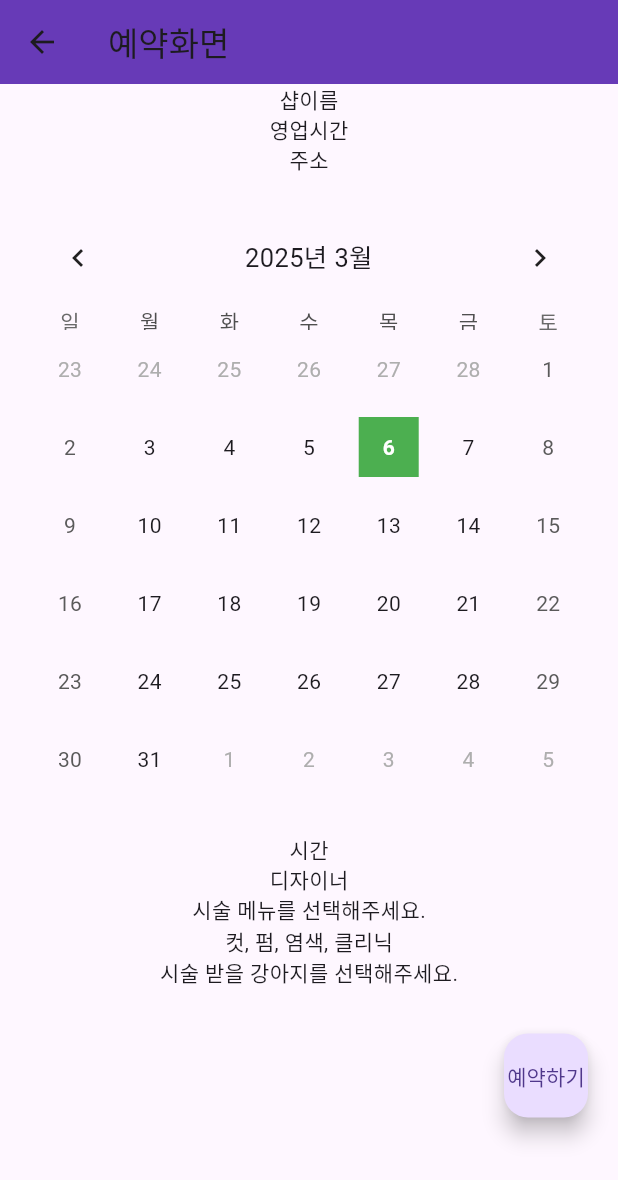
After one commit to APP-iOS7/MeongmeongHairshop, a Flutter app: the ReservationScreen screen opened directly, on a phone screen of 412 x 824 dp. The commit adds this screen. Shown: the top 1180 px of the screen. Run offline on Flutter 3.47's test engine with Material 3 defaults, Android fonts, the phone set to English and light mode, and no system bars; drawn by our look-alikes of table_calendar; our stand-ins replace firebase_core; accounts and stored records are empty.

Commit message:
충돌 해결

```diff
--- a/meongmeong_hairshop/lib/main.dart
+++ b/meongmeong_hairshop/lib/main.dart
@@ -2,8 +2,11 @@ import 'package:flutter/material.dart';
 import 'package:meongmeong_hairshop/providers/user_provider.dart';
 import 'package:provider/provider.dart';
 import 'routes.dart';
+import 'package:intl/date_symbol_data_local.dart';
 
-void main() {
+void main()  async {
+  // 날짜 한글화
+  await initializeDateFormatting();
   runApp(
     MultiProvider(
       providers: [ChangeNotifierProvider(create: (context) => UserProvider())],
--- /dev/null
+++ b/meongmeong_hairshop/lib/views/reservation_screen.dart
@@ -0,0 +1,123 @@
+import 'package:flutter/material.dart';
+import 'package:intl/intl.dart';
+import 'package:table_calendar/table_calendar.dart';
+
+class ReservationScreen extends StatelessWidget {
+  const ReservationScreen({super.key});
+
+  @override
+  Widget build(BuildContext context) {
+    return Scaffold(
+      appBar: AppBar(title: Text('예약화면'), backgroundColor: Colors.deepPurple),
+      body: SingleChildScrollView(
+        child: Center(
+          child: Column(
+            children: [
+              Text('샵이름'),
+              Text('영업시간'),
+              Text('주소'),
+              Padding(
+                padding: const EdgeInsets.all(20.0),
+                child: SizedBox(
+                  width: double.infinity,
+                  height: 400,
+                  child: TableCalendarScreen(),
+                ),
+              ),
+
+              Text('시간'),
+              Text('디자이너'),
+              Text("시술 메뉴를 선택해주세요."),
+              Text('컷, 펌, 염색, 클리닉'),
+              Text('시술 받을 강아지를 선택해주세요.'),
+              SizedBox(height: 30,),
+              Padding(
+                padding: const EdgeInsets.symmetric(horizontal: 20.0),
+                child: Row(
+                  mainAxisAlignment: MainAxisAlignment.end,
+                  children: [
+                    FloatingActionButton(onPressed: () {
+
+                    }, child: Text('예약하기')),
+                  ],
+                ),
+              ),
+            ],
+          ),
+        ),
+      ),
+    );
+  }
+}
+
+class TableCalendarScreen extends StatefulWidget {
+  const TableCalendarScreen({super.key});
+
+  @override
+  State<TableCalendarScreen> createState() => _TableCalendarScreenState();
+}
+
+class _TableCalendarScreenState extends State<TableCalendarScreen> {
+  DateTime _focusedDay = DateTime.now();
+  DateTime? _selectedDay = DateTime.now();
+
+  @override
+  Widget build(BuildContext context) {
+    return Scaffold(
+      body: Center(
+        child: TableCalendar(
+          locale: 'ko_KR',
+          firstDay: DateTime.utc(2021, 10, 16),
+          lastDay: DateTime.utc(2030, 3, 14),
+          focusedDay: _focusedDay,
+          selectedDayPredicate: (day) {
+            return isSameDay(_selectedDay, day);
+          },
+          onDaySelected: (selectedDay, focusedDay) {
+            setState(() {
+              _selectedDay = selectedDay;
+              _focusedDay = focusedDay;
+            });
+          },
+
+          headerStyle: HeaderStyle(
+            titleCentered: true,
+            titleTextFormatter: (date, locale) => DateFormat.yMMMM(locale).format(date),
+            formatButtonVisible: false,
+          ),
+          // 오늘 날짜를 일반 텍스트로 표시
+          calendarBuilders: CalendarBuilders(
+            todayBuilder: (context, date, _) {
+              return Center(
+                child: Text(
+                  date.day.toString(),
+                  style: const TextStyle(color: Colors.black),
+                ),
+              );
+            },
+
+          // 선택한 날짜는 사각형으로 표시
+          selectedBuilder: (context, date, events) {
+              return Center(
+                child: Container(
+                  width: 40,
+                  height: 40,
+                  decoration: const BoxDecoration(
+
+                    color: Colors.green,
+                    shape: BoxShape.rectangle,
+                  ),
+                  alignment: Alignment.center,
+                  child: Text(
+                    date.day.toString(),
+                    style: const TextStyle(color: Colors.white, fontWeight: FontWeight.bold),
+                  ),
+                ),
+              );
+            },
+          ),
+        ),
+      ),
+    );
+  }
+}
--- a/meongmeong_hairshop/pubspec.yaml
+++ b/meongmeong_hairshop/pubspec.yaml
@@ -31,7 +31,8 @@ dependencies:
   flutter:
     sdk: flutter
   provider: ^6.0.0
-
+  table_calendar: ^3.2.0
+  intl: ^0.20.2
   # The following adds the Cupertino Icons font to your application.
   # Use with the CupertinoIcons class for iOS style icons.
   cupertino_icons: ^1.0.8
```
Also changed, not shown: meongmeong_hairshop/pubspec.lock.
